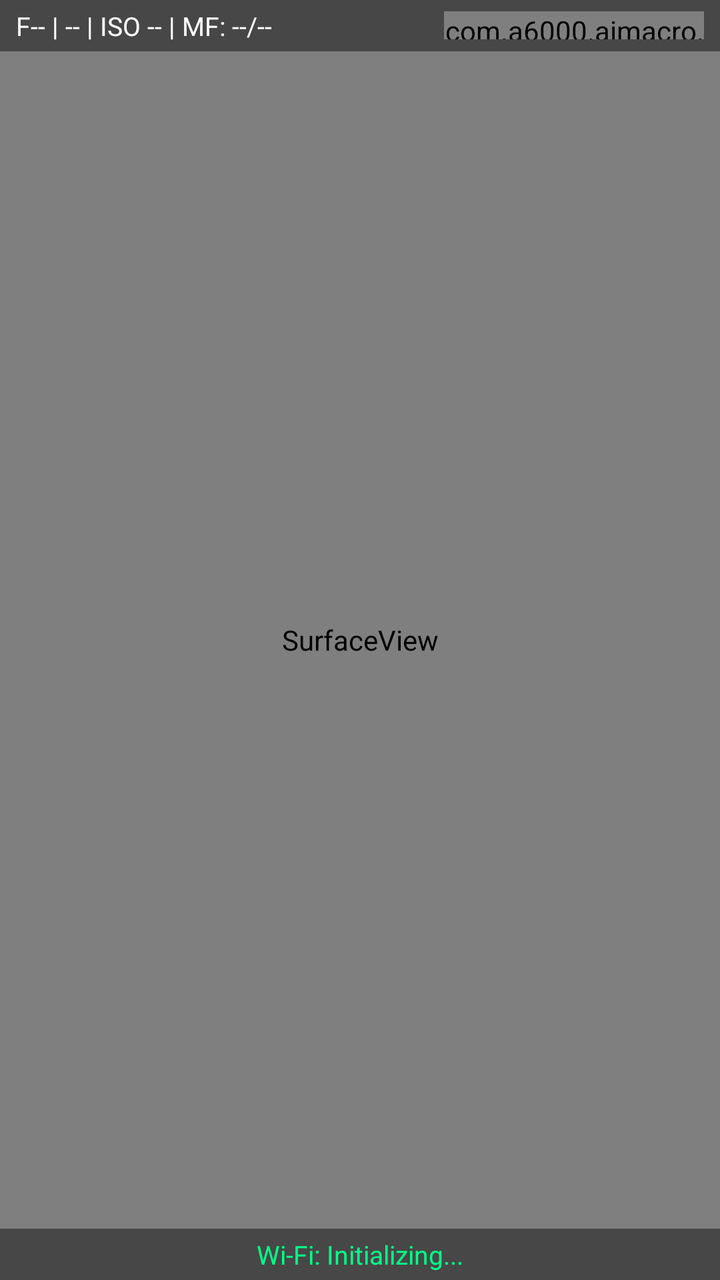
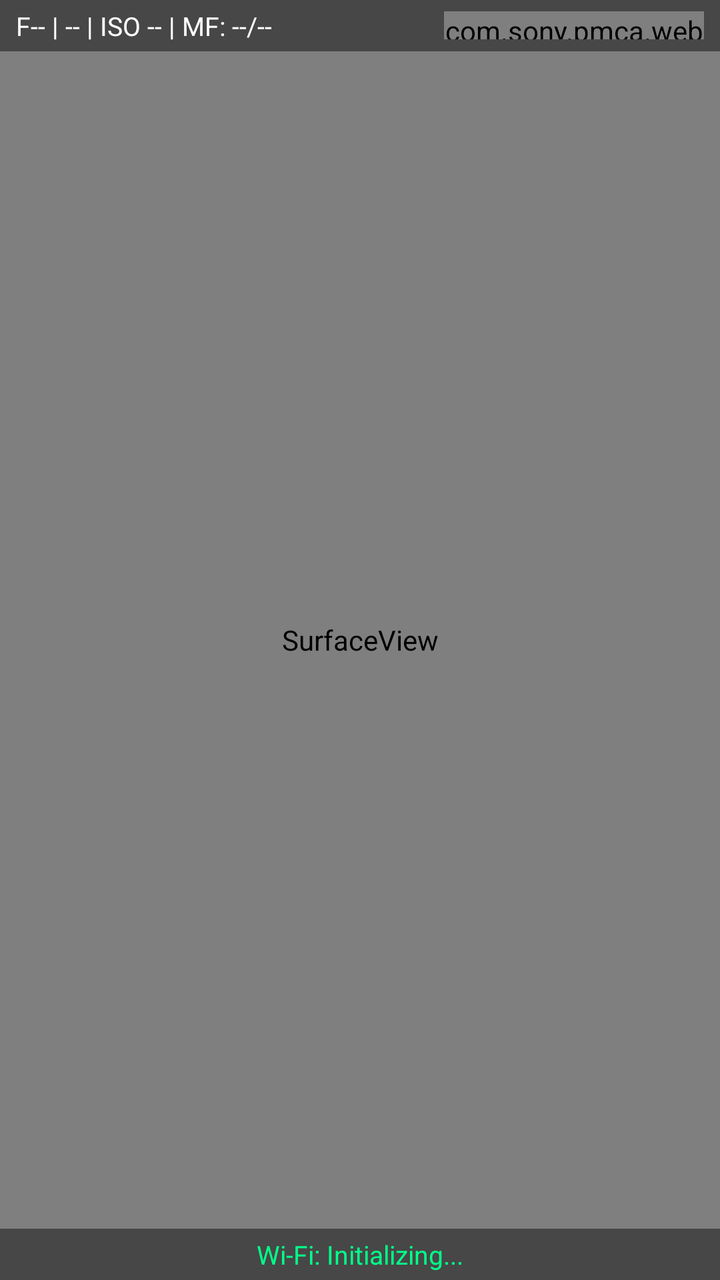

An Android layout rendered at two revisions. The XML below is the earlier revision; the diff shows what the commit changed to produce the second picture.
<!-- AndroidManifest.xml: activity theme android:Theme.Black.NoTitleBar.Fullscreen -->
<!-- res/layout/activity_macro_server.xml -->
<?xml version="1.0" encoding="utf-8"?>
<RelativeLayout xmlns:android="http://schemas.android.com/apk/res/android"
    android:layout_width="match_parent"
    android:layout_height="match_parent">

    <SurfaceView
        android:id="@+id/surfaceView"
        android:layout_width="match_parent"
        android:layout_height="match_parent" />

    <LinearLayout
        android:id="@+id/topBar"
        android:layout_width="match_parent"
        android:layout_height="wrap_content"
        android:layout_alignParentTop="true"
        android:background="#70000000"
        android:gravity="center_vertical"
        android:orientation="horizontal"
        android:paddingLeft="8dp"
        android:paddingTop="4dp"
        android:paddingRight="8dp"
        android:paddingBottom="4dp">

        <TextView
            android:id="@+id/tvCameraStatus"
            android:layout_width="0dp"
            android:layout_height="wrap_content"
            android:layout_weight="1"
            android:singleLine="true"
            android:text="F-- | -- | ISO -- | MF: --/--"
            android:textColor="#FFFFFF"
            android:textSize="13sp" />

        <com.a6000.aimacro.FocusScaleView
            android:id="@+id/vFocusScale"
            android:layout_width="130dp"
            android:layout_height="14dp"
            android:layout_marginLeft="8dp" />
    </LinearLayout>

    <TextView
        android:id="@+id/tvWifiStatus"
        android:layout_width="match_parent"
        android:layout_height="wrap_content"
        android:layout_alignParentBottom="true"
        android:background="#70000000"
        android:gravity="center"
        android:paddingLeft="8dp"
        android:paddingTop="4dp"
        android:paddingRight="8dp"
        android:paddingBottom="4dp"
        android:singleLine="true"
        android:text="Wi-Fi: Initializing..."
        android:textColor="#00FF88"
        android:textSize="13sp" />

</RelativeLayout>
<!-- resources referenced by this layout -->
<resources>

</resources>

<!-- the commit's change to res/layout/activity_macro_server.xml (unified diff, before → after) -->
@@ -31,7 +31,7 @@
             android:textColor="#FFFFFF"
             android:textSize="13sp" />
 
-        <com.a6000.aimacro.FocusScaleView
+        <com.sony.pmca.webcontrol.FocusScaleView
             android:id="@+id/vFocusScale"
             android:layout_width="130dp"
             android:layout_height="14dp"
